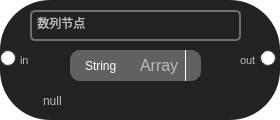
First picture: the form in NodeShow/GraphicsNode/GraphicsNode/GraphicsInnerNode/GraphicsDataArrayNode.ui, repository duanzhaol/ChartScript, before the edit.
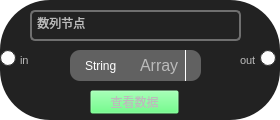
Second picture: the form after the edit. Icons and pictures are not drawn. Custom widgets are drawn as their Qt base class.

The edit to the form file:
```diff
--- a/NodeShow/GraphicsNode/GraphicsNode/GraphicsInnerNode/GraphicsDataArrayNode.ui
+++ b/NodeShow/GraphicsNode/GraphicsNode/GraphicsInnerNode/GraphicsDataArrayNode.ui
@@ -162,30 +162,6 @@
     <string/>
    </property>
   </widget>
-  <widget class="QLineEdit" name="dataArrayNodeData">
-   <property name="geometry">
-    <rect>
-     <x>40</x>
-     <y>90</y>
-     <width>201</width>
-     <height>21</height>
-    </rect>
-   </property>
-   <property name="font">
-    <font>
-     <family>Segoe UI</family>
-     <pointsize>9</pointsize>
-     <weight>50</weight>
-     <bold>false</bold>
-    </font>
-   </property>
-   <property name="styleSheet">
-    <string notr="true">border:1px solid rgba(255, 255, 255, 0)</string>
-   </property>
-   <property name="text">
-    <string>null</string>
-   </property>
-  </widget>
   <widget class="QLabel" name="label_2">
    <property name="geometry">
     <rect>
@@ -357,27 +333,40 @@
     <string/>
    </property>
   </widget>
+  <widget class="QPushButton" name="showData">
+   <property name="geometry">
+    <rect>
+     <x>90</x>
+     <y>90</y>
+     <width>89</width>
+     <height>24</height>
+    </rect>
+   </property>
+   <property name="text">
+    <string>查看数据</string>
+   </property>
+  </widget>
   <zorder>nodeBackground</zorder>
   <zorder>comboBox</zorder>
   <zorder>label</zorder>
-  <zorder>dataArrayNodeData</zorder>
   <zorder>label_2</zorder>
   <zorder>dataArrayNodeName</zorder>
   <zorder>label_3</zorder>
   <zorder>outputPort</zorder>
   <zorder>inputPort</zorder>
+  <zorder>showData</zorder>
  </widget>
  <customwidgets>
-  <customwidget>
-   <class>InputPort</class>
-   <extends>QPushButton</extends>
-   <header location="global">NodeShow/GraphicsNode/GraphicsNode/InputPort.h</header>
-  </customwidget>
   <customwidget>
    <class>OutputPort</class>
    <extends>QPushButton</extends>
    <header location="global">NodeShow/GraphicsNode/GraphicsNode/OutputPort.h</header>
   </customwidget>
+  <customwidget>
+   <class>InputPort</class>
+   <extends>QPushButton</extends>
+   <header location="global">NodeShow/GraphicsNode/GraphicsNode/InputPort.h</header>
+  </customwidget>
  </customwidgets>
  <resources/>
  <connections/>
```
